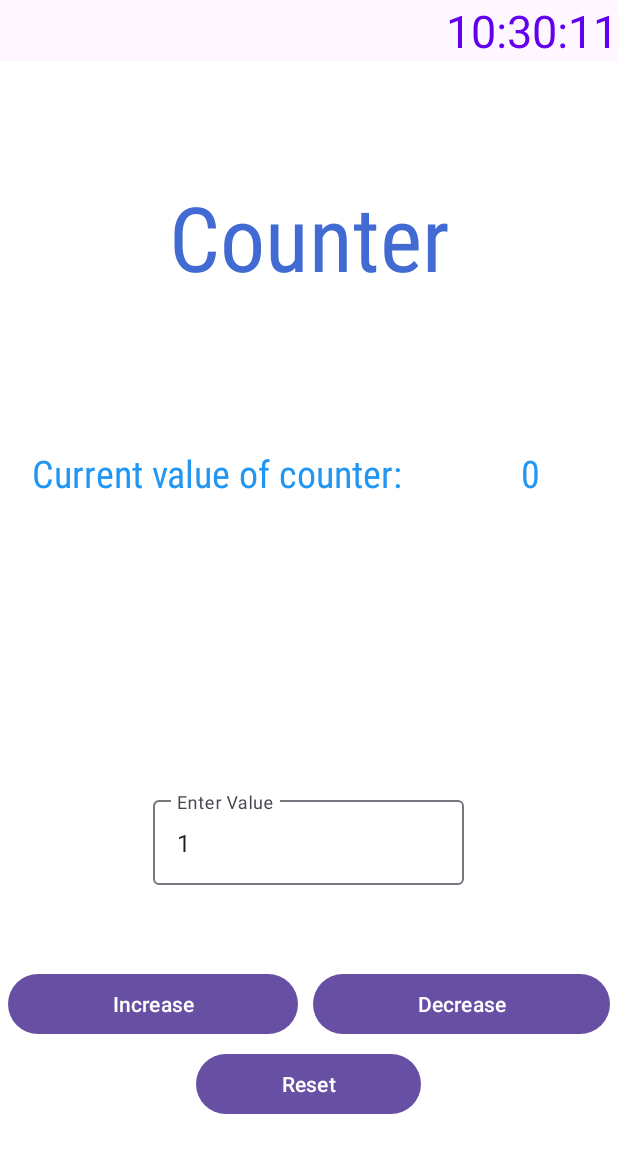
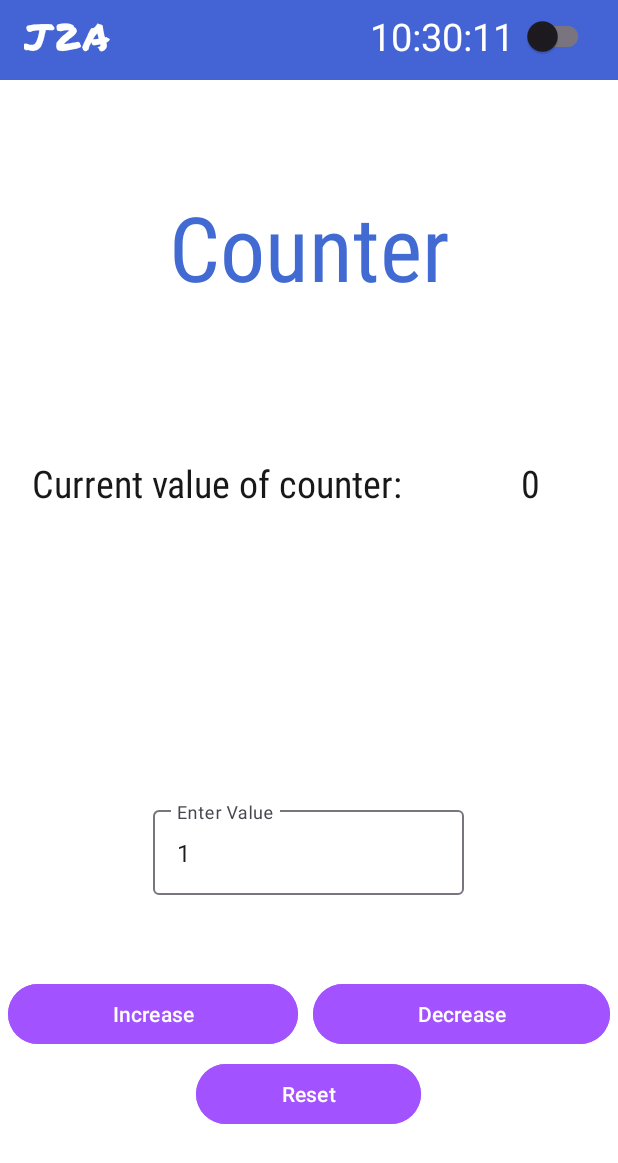
Before and after one commit to sanchit1053/androidAppWXP, an Android app: the fragment Counter placed in its activity, on a phone screen of 412 x 824 dp. Shown: the top 1163 px of the screen. Run offline under Robolectric (Android 15) with nearby library versions, the light colour scheme and no system bars.

Commit message:
Added Light & Dark themes, Updated the banner, Updated the UI of homepage.

```diff
--- a/app/src/main/java/com/example/myapplication/Counter.java
+++ b/app/src/main/java/com/example/myapplication/Counter.java
@@ -3,6 +3,7 @@ package com.example.myapplication;
 import android.content.Context;
 import android.os.Bundle;
 
+import androidx.annotation.NonNull;
 import androidx.fragment.app.Fragment;
 
 import android.view.LayoutInflater;
@@ -23,8 +24,9 @@ public class Counter extends Fragment {
     private Button decreaseButton;
     private Button resetButton;
     private int count = 0;
-    TextInputLayout textInputLayout;
-    EditText textInputEditText;
+    private static final String COUNT_KEY = "count_key";
+    private TextInputLayout textInputLayout;
+    private EditText textInputEditText;
 
 
     @Override
@@ -83,7 +85,27 @@ public class Counter extends Fragment {
             }
         });
 
+        if (savedInstanceState != null) {
+            count = savedInstanceState.getInt(COUNT_KEY, 0);
+            textArea.setText(String.valueOf(count));
+        }
+
         return view;
+    }
+
+    @Override
+    public void onSaveInstanceState(@NonNull Bundle outState) {
+        super.onSaveInstanceState(outState);
+        outState.putInt(COUNT_KEY, count);
+    }
+
+    @Override
+    public void onActivityCreated(Bundle savedInstanceState) {
+        super.onActivityCreated(savedInstanceState);
+        if (savedInstanceState != null) {
+            count = savedInstanceState.getInt(COUNT_KEY, 0);
+            textArea.setText(String.valueOf(count));
+        }
     }
 
 
--- a/app/src/main/java/com/example/myapplication/MainActivity.java
+++ b/app/src/main/java/com/example/myapplication/MainActivity.java
@@ -1,11 +1,16 @@
 package com.example.myapplication;
 
+import android.content.Context;
+import android.content.SharedPreferences;
 import android.graphics.Color;
 import android.os.Bundle;
+import android.view.View;
 import android.widget.Button;
 
 import androidx.annotation.Nullable;
 import androidx.appcompat.app.AppCompatActivity;
+import androidx.appcompat.app.AppCompatDelegate;
+import androidx.appcompat.widget.SwitchCompat;
 import androidx.fragment.app.Fragment;
 import androidx.fragment.app.FragmentManager;
 import androidx.fragment.app.FragmentTransaction;
@@ -15,6 +20,12 @@ public class MainActivity extends AppCompatActivity {
 
     Button Button1, Button2, Button3, Button4;
     LoginFragment loginFragment;
+
+    SwitchCompat switcher;
+    boolean nightMode = false;
+
+    SharedPreferences sharedPreferences;
+    SharedPreferences.Editor editor;
 
     @Override
     public void onCreate(@Nullable Bundle savedInstanceState) {
@@ -27,11 +38,37 @@ public class MainActivity extends AppCompatActivity {
 
         loadFragment(R.id.timerFragment, new DigitalClockFragment());
 
+        switcher = findViewById(R.id.switchBtn);
+
+        sharedPreferences = getSharedPreferences("MODE", Context.MODE_PRIVATE);
+        nightMode = sharedPreferences.getBoolean("night", false);
+
+        if(nightMode){
+            switcher.setChecked(true);
+            AppCompatDelegate.setDefaultNightMode(AppCompatDelegate.MODE_NIGHT_YES);
+        }
 
         addFragmentToClickListener(Button1, new TipCalculator());
         addFragmentToClickListener(Button2, new QuoteGenerator());
         addFragmentToClickListener(Button3, new Counter());
         addFragmentToClickListener(Button4, new UnitConverterFragment(Color.parseColor("#dddddd")));
+
+        switcher.setOnClickListener(new View.OnClickListener() {
+            @Override
+            public void onClick(View view) {
+                if(nightMode){
+                    AppCompatDelegate.setDefaultNightMode(AppCompatDelegate.MODE_NIGHT_NO);
+                    editor = sharedPreferences.edit();
+                    editor.putBoolean("night", false);
+                }
+                else{
+                    AppCompatDelegate.setDefaultNightMode(AppCompatDelegate.MODE_NIGHT_YES);
+                    editor = sharedPreferences.edit();
+                    editor.putBoolean("night", true);
+                }
+                editor.apply();
+            }
+        });
     }
 
     public void loadFragment(int layout, Fragment fragment) {
--- a/app/src/main/res/layout/activity_main.xml
+++ b/app/src/main/res/layout/activity_main.xml
@@ -1,28 +1,72 @@
 <LinearLayout xmlns:android="http://schemas.android.com/apk/res/android"
     xmlns:app="http://schemas.android.com/apk/res-auto"
+    xmlns:tools="http://schemas.android.com/tools"
     android:layout_width="match_parent"
     android:orientation="vertical"
-    android:layout_height="match_parent">
+    android:layout_height="match_parent"
+    >
 
-    <FrameLayout
-        android:id="@+id/timerFragment"
+    <!-- Action Bar -->
+    <androidx.constraintlayout.widget.ConstraintLayout
         android:layout_width="match_parent"
-        android:layout_height="wrap_content" />
+        android:layout_height="wrap_content"
+        android:background="#4464D5"
+        android:orientation="horizontal"
+        android:paddingBottom="5dp">
 
+        <TextView
+            android:layout_width="wrap_content"
+            android:layout_height="wrap_content"
+            android:layout_marginStart="16dp"
+            android:layout_weight="1"
+            android:text="@string/j2a"
+            android:textColor="@color/white"
+            android:textSize="25sp"
+            android:fontFamily="@font/permanentmarker"
+            app:layout_constraintBottom_toBottomOf="parent"
+            app:layout_constraintStart_toStartOf="parent"
+            app:layout_constraintTop_toTopOf="parent"
+            android:letterSpacing="0.12"
+            app:layout_constraintVertical_bias="0.5" />
+
+        <FrameLayout
+            android:id="@+id/timerFragment"
+            android:layout_width="wrap_content"
+            android:layout_height="wrap_content"
+            android:paddingEnd="5dp"
+            app:layout_constraintBottom_toBottomOf="parent"
+            app:layout_constraintEnd_toStartOf="@+id/switchBtn"
+            app:layout_constraintTop_toTopOf="parent"
+            tools:ignore="MissingConstraints" />
+
+        <androidx.appcompat.widget.SwitchCompat
+            android:id="@+id/switchBtn"
+            android:layout_width="wrap_content"
+            android:layout_height="wrap_content"
+            android:layout_marginEnd="16dp"
+            app:layout_constraintBottom_toBottomOf="parent"
+            app:layout_constraintEnd_toEndOf="parent"
+            app:layout_constraintTop_toTopOf="parent"
+            app:layout_constraintVertical_bias="1.0" />
+
+    </androidx.constraintlayout.widget.ConstraintLayout>
+
+
+    <!-- Container to hold the fragments -->
     <FrameLayout
         android:id="@+id/frameLayout"
         android:layout_width="match_parent"
-        android:layout_height="match_parent">
+        android:layout_height="match_parent"
+        style="@style/SCREEN">
 
         <LinearLayout
             android:id="@+id/innerLayer"
             android:layout_width="match_parent"
             android:layout_height="match_parent"
-            android:layout_margin="20dp"
             android:orientation="vertical">
 
             <ImageView
-                android:id="@+id/imageView2"
+                android:id="@+id/banner"
                 android:layout_width="match_parent"
                 android:layout_height="166dp"
                 app:srcCompat="@mipmap/ic_banner_foreground" />
@@ -33,13 +77,11 @@
                 android:gravity="center"
                 android:orientation="vertical">
 
-
                 <LinearLayout
                     android:layout_width="match_parent"
                     android:layout_height="116dp"
                     android:gravity="center"
                     android:orientation="horizontal">
-
 
                     <Button
                         android:id="@+id/ButtonApplication1"
@@ -47,8 +89,8 @@
                         android:layout_height="wrap_content"
                         android:layout_gravity="center"
                         android:layout_margin="10dp"
-
-                        android:text="Application 1" />
+                        android:text="Application 1"
+                        style="@style/BUTTON"/>
 
                     <Button
                         android:id="@+id/ButtonApplication2"
@@ -56,8 +98,8 @@
                         android:layout_height="wrap_content"
                         android:layout_gravity="center"
                         android:layout_margin="10dp"
-
-                        android:text="Application 2" />
+                        android:text="Application 2"
+                        style="@style/BUTTON"/>
 
                 </LinearLayout>
 
@@ -73,7 +115,7 @@
                         android:layout_height="wrap_content"
                         android:layout_gravity="center"
                         android:layout_margin="10dp"
-
+                        style="@style/BUTTON"
                         android:text="Application 3" />
 
                     <Button
@@ -82,7 +124,7 @@
                         android:layout_height="wrap_content"
                         android:layout_gravity="center"
                         android:layout_margin="10dp"
-
+                        style="@style/BUTTON"
                         android:text="Application 4" />
 
                 </LinearLayout>
--- a/app/src/main/res/layout/fragment_counter.xml
+++ b/app/src/main/res/layout/fragment_counter.xml
@@ -4,8 +4,8 @@
     android:layout_height="match_parent"
     android:orientation="vertical"
     android:gravity="center"
-    android:background="@color/white"
-    android:scrollbars="vertical">
+    android:scrollbars="vertical"
+    style="@style/SCREEN">
 
     <TextView
         android:layout_width="match_parent"
@@ -29,7 +29,7 @@
             android:fontFamily="sans-serif-condensed"
             android:gravity="center"
             android:text="@string/defaultMsg"
-            android:textColor="#2196F3"
+            style="@style/TEXT"
             android:textSize="25sp" />
 
         <TextView
@@ -40,7 +40,7 @@
             android:fontFamily="sans-serif-condensed"
             android:gravity="center"
             android:text="@string/zero"
-            android:textColor="#2196F3"
+            style="@style/TEXT"
             android:textSize="25sp" />
 
     </LinearLayout>
@@ -74,20 +74,24 @@
             android:layout_height="wrap_content"
             android:text="@string/increase"
             android:layout_weight="1"
-            android:layout_marginRight="10dp"/>
+            android:layout_marginRight="10dp"
+            style="@style/BUTTON"/>
 
         <Button
             android:id="@+id/buttonDecrease"
             android:layout_width="wrap_content"
             android:layout_height="wrap_content"
             android:text="@string/decrease"
-            android:layout_weight="1"/>
+            android:layout_weight="1"
+            style="@style/BUTTON"/>
     </LinearLayout>
+
 
     <Button
         android:id="@+id/buttonReset"
         android:layout_width="150dp"
         android:layout_height="wrap_content"
-        android:text="Reset" />
+        android:text="Reset"
+        style="@style/BUTTON"/>
 
 </LinearLayout>
--- a/app/src/main/res/layout/fragment_digital_cloc.xml
+++ b/app/src/main/res/layout/fragment_digital_cloc.xml
@@ -1,19 +1,16 @@
 <?xml version="1.0" encoding="utf-8"?>
-<androidx.constraintlayout.widget.ConstraintLayout xmlns:android="http://schemas.android.com/apk/res/android"
+<LinearLayout xmlns:android="http://schemas.android.com/apk/res/android"
     xmlns:app="http://schemas.android.com/apk/res-auto"
-    xmlns:tools="http://schemas.android.com/tools"
     android:id="@+id/digitalClock"
     android:layout_width="match_parent"
-    android:layout_height="match_parent"
-    tools:context=".DigitalClockFragment">
+    android:layout_height="match_parent">
 
     <TextView
         android:id="@+id/text_clock"
         android:layout_width="wrap_content"
         android:layout_height="wrap_content"
-        android:textColor="@color/design_default_color_primary"
-        android:textSize="30sp"
-        app:layout_constraintEnd_toEndOf="parent"
-        app:layout_constraintVertical_bias="0.499" />
+        android:textColor="@color/white"
+        android:textSize="25sp"
+        />
 
-</androidx.constraintlayout.widget.ConstraintLayout>
+</LinearLayout>
--- a/app/src/main/res/layout/unit_converter_fragment.xml
+++ b/app/src/main/res/layout/unit_converter_fragment.xml
@@ -4,10 +4,10 @@
     android:id="@+id/topLayout"
     android:layout_width="match_parent"
     android:layout_height="match_parent"
-    android:background="@color/white"
     android:gravity="center_horizontal"
     android:orientation="vertical"
-    android:padding="5dp">
+    android:padding="5dp"
+    style="@style/SCREEN">
 
     <TextView
         android:id="@+id/titleBar"
@@ -15,7 +15,7 @@
         android:layout_height="90dp"
         android:layout_marginVertical="50dp"
         android:text="Unit Converter"
-        android:textColor="#d84242"
+        style="@style/TEXT"
         android:textSize="50sp" />
 
     <EditText
--- a/app/src/main/res/values-night/themes.xml
+++ b/app/src/main/res/values-night/themes.xml
@@ -4,4 +4,19 @@
         <!-- Customize your dark theme here. -->
         <!-- <item name="colorPrimary">@color/my_dark_primary</item> -->
     </style>
+
+    <!-- Dark Mode colors -->
+    <style name="SCREEN">
+        <item name="android:background">#181818</item>
+    </style>
+
+    <style name="TEXT">
+        <item name="android:textColor">#FFF</item>
+    </style>
+
+    <style name="BUTTON">
+        <item name="android:backgroundTint">#3B007E</item>
+        <item name="android:textColor">@android:color/white</item>
+    </style>
+
 </resources>
--- a/app/src/main/res/values/strings.xml
+++ b/app/src/main/res/values/strings.xml
@@ -14,5 +14,6 @@
 
     <!-- TODO: Remove or change this placeholder text -->
     <string name="hello_blank_fragment">Hello blank fragment</string>
+    <string name="j2a">J2A</string>
 
 </resources>
--- a/app/src/main/res/values/themes.xml
+++ b/app/src/main/res/values/themes.xml
@@ -6,4 +6,19 @@
     </style>
 
     <style name="Theme.MyApplication" parent="Base.Theme.MyApplication" />
+
+    <!-- Light Mode colors -->
+    <style name="SCREEN">
+        <item name="android:background">#FFF</item>
+    </style>
+
+    <style name="TEXT">
+        <item name="android:textColor">#181818</item>
+    </style>
+
+    <style name="BUTTON">
+        <item name="android:backgroundTint">#A352FF</item>
+        <item name="android:textColor">@android:color/white</item>
+    </style>
+
 </resources>
```
Also changed, not shown: app/src/main/res/layout/quote_generator.xml (+9 -6 lines), app/src/main/res/layout/tip_calculator.xml (+13 -6 lines), app/src/main/res/font/permanentmarker.ttf (added), app/src/main/res/mipmap-xhdpi/ic_banner.png, app/src/main/res/mipmap-xhdpi/ic_banner_foreground.png.
